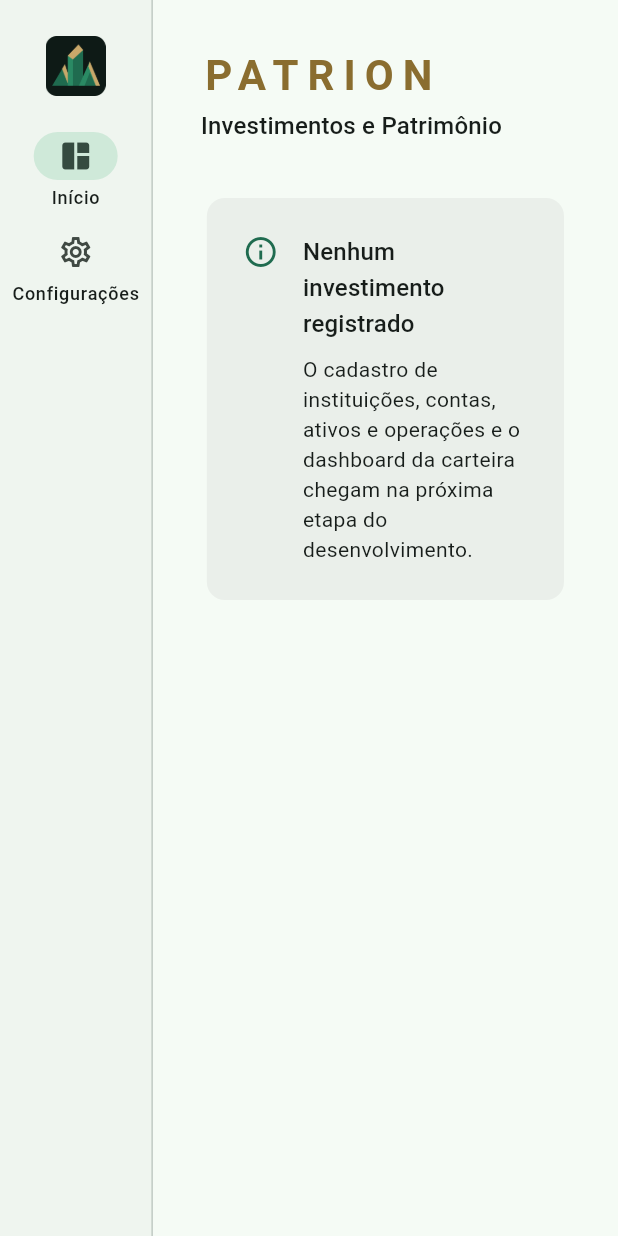
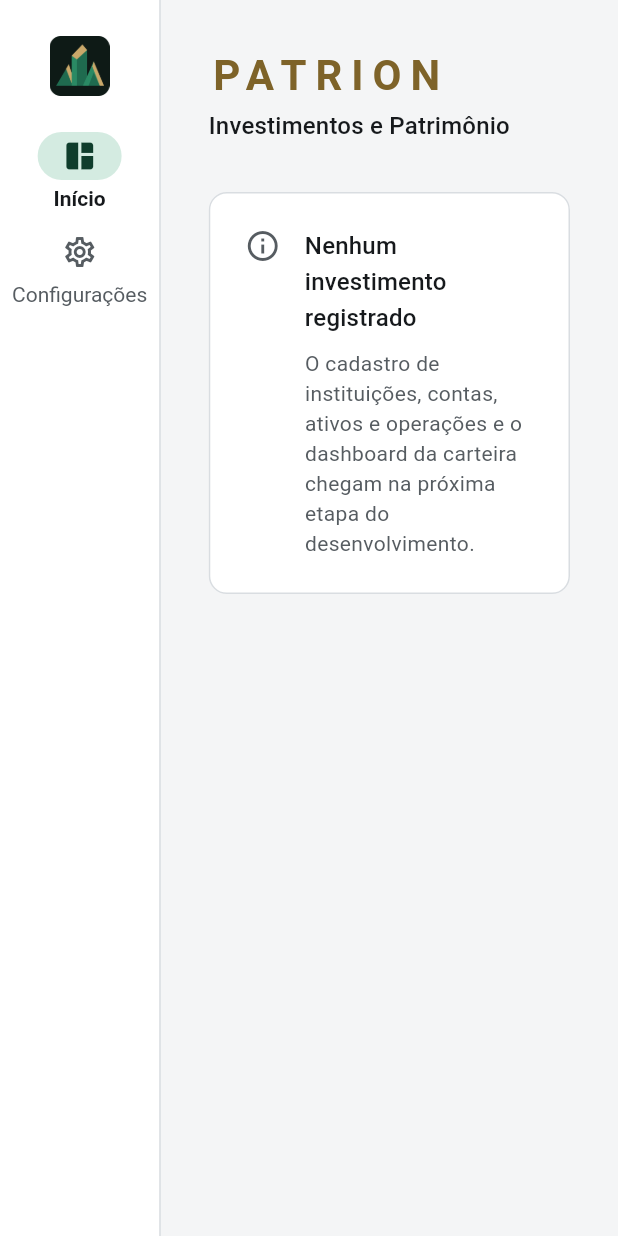
Before and after one commit to LuccaBueno/patrion, a Flutter app: the screen it shows after launch, on a phone screen of 412 x 824 dp. Run offline on Flutter 3.47's test engine with Material 3 defaults, Android fonts, the phone set to English and light mode, and no system bars; our stand-ins replace clock, decimal, drift, flutter_riverpod, go_router; missing offline and left inert: window_manager; accounts and stored records are empty; generated files the repository leaves out were written again.

Commit message:
feat: refaz os temas com fundos neutros e verde só em destaques
Co-Authored-By: Claude Opus 5.5 <noreply@anthropic.com>

```diff
--- a/lib/presentation/screens/home_screen.dart
+++ b/lib/presentation/screens/home_screen.dart
@@ -36,7 +36,7 @@ class HomeScreen extends StatelessWidget {
                   children: [
                     Icon(
                       Icons.info_outline,
-                      color: theme.colorScheme.primary,
+                      color: theme.colorScheme.onSurfaceVariant,
                       semanticLabel: 'Informação',
                     ),
                     const SizedBox(width: 16),
@@ -53,7 +53,9 @@ class HomeScreen extends StatelessWidget {
                             'O cadastro de instituições, contas, ativos e '
                             'operações e o dashboard da carteira chegam na '
                             'próxima etapa do desenvolvimento.',
-                            style: theme.textTheme.bodyMedium,
+                            style: theme.textTheme.bodyMedium?.copyWith(
+                              color: theme.colorScheme.onSurfaceVariant,
+                            ),
                           ),
                         ],
                       ),
--- a/lib/presentation/screens/settings_screen.dart
+++ b/lib/presentation/screens/settings_screen.dart
@@ -110,7 +110,12 @@ class _InfoRow extends StatelessWidget {
         children: [
           SizedBox(
             width: 220,
-            child: Text(label, style: theme.textTheme.bodyMedium),
+            child: Text(
+              label,
+              style: theme.textTheme.bodyMedium?.copyWith(
+                color: theme.colorScheme.onSurfaceVariant,
+              ),
+            ),
           ),
           Expanded(
             child: SelectableText(value, style: theme.textTheme.bodyMedium),
--- a/lib/presentation/theme/app_theme.dart
+++ b/lib/presentation/theme/app_theme.dart
@@ -1,21 +1,61 @@
 import 'package:flutter/material.dart';
 
-/// Paleta da marca (SPEC §16, DECISIONS D-13).
+/// Cores da marca (SPEC §16, DECISIONS D-18).
+///
+/// Elas aparecem em pouco lugar: o esmeralda só em destaques (item
+/// selecionado, botão principal, foco, toggles, links) e o dourado só no
+/// símbolo, no nome PATRION e, no máximo, em um destaque por tela.
 abstract final class BrandColors {
-  /// Verde quase preto: fundo do tema escuro e do símbolo.
-  static const background = Color(0xFF0E1A16);
-
-  /// Verde-esmeralda: cor primária.
+  /// Verde-esmeralda da marca (símbolo, botão principal no tema claro).
   static const emerald = Color(0xFF1F6B4F);
 
-  /// Verde-esmeralda claro: faces iluminadas do símbolo.
-  static const emeraldLight = Color(0xFF2A8A64);
+  /// Dourado da marca. Nunca em texto comum nem em dado.
+  static const gold = Color(0xFFC9A86A);
+}
 
-  /// Dourado: cor de marca, nunca de dado (ganho/perda têm cores próprias).
-  static const gold = Color(0xFFC9A86A);
+/// Tons neutros de cada tema: sem matiz verde (DECISIONS D-18).
+class NeutralPalette {
+  const NeutralPalette({
+    required this.background,
+    required this.surface,
+    required this.surfaceRaised,
+    required this.border,
+    required this.text,
+    required this.textSecondary,
+  });
 
-  /// Marfim: texto sobre o fundo escuro.
-  static const ivory = Color(0xFFF2E9D8);
+  static const dark = NeutralPalette(
+    background: Color(0xFF0F1113),
+    surface: Color(0xFF16191C),
+    surfaceRaised: Color(0xFF1D2125),
+    border: Color(0xFF2A2F34),
+    text: Color(0xFFECEDEE),
+    textSecondary: Color(0xFF9BA1A6),
+  );
+
+  static const light = NeutralPalette(
+    background: Color(0xFFF4F5F6),
+    surface: Color(0xFFFFFFFF),
+    surfaceRaised: Color(0xFFECEEF0),
+    border: Color(0xFFD9DDE1),
+    text: Color(0xFF16191C),
+    textSecondary: Color(0xFF565C61),
+  );
+
+  /// Fundo da janela.
+  final Color background;
+
+  /// Cartões e navegação lateral.
+  final Color surface;
+
+  /// Elementos sobre uma superfície (campos, menus, diálogos).
+  final Color surfaceRaised;
+
+  /// Bordas e divisórias sutis.
+  final Color border;
+
+  final Color text;
+  final Color textSecondary;
 }
 
 /// Cores com significado, ajustadas a cada tema.
@@ -32,26 +72,29 @@ class SemanticColors extends ThemeExtension<SemanticColors> {
   });
 
   static const light = SemanticColors(
-    gain: Color(0xFF1B7F4B),
+    gain: Color(0xFF167A33),
     loss: Color(0xFFB3261E),
     hypothetical: Color(0xFF6A4FB3),
-    brandAccent: Color(0xFF8A6D2F),
+    brandAccent: Color(0xFF7E6329),
   );
 
   static const dark = SemanticColors(
-    gain: Color(0xFF6FD39B),
-    loss: Color(0xFFFF8A80),
+    gain: Color(0xFF4ADE6F),
+    loss: Color(0xFFFF7B72),
     hypothetical: Color(0xFFB9A6F2),
     brandAccent: BrandColors.gold,
   );
 
+  /// Verde de ganho: mais amarelado e saturado que o esmeralda da marca,
+  /// para não ser confundido com um destaque de interface.
   final Color gain;
   final Color loss;
 
   /// Identidade visual das telas de simulação (SPEC §16).
   final Color hypothetical;
 
-  /// Dourado legível no tema (no claro, um tom mais escuro).
+  /// Dourado legível no tema (no claro, um tom mais escuro). Só para o
+  /// símbolo, o nome PATRION e no máximo um destaque por tela.
   final Color brandAccent;
 
   static SemanticColors of(BuildContext context) =>
@@ -83,47 +126,156 @@ class SemanticColors extends ThemeExtension<SemanticColors> {
 }
 
 abstract final class AppTheme {
-  static ThemeData light() {
-    final scheme = ColorScheme.fromSeed(
-      seedColor: BrandColors.emerald,
-      brightness: Brightness.light,
-    ).copyWith(primary: BrandColors.emerald, tertiary: const Color(0xFF8A6D2F));
-    return _base(scheme, SemanticColors.light);
+  /// Esquema do tema escuro. O esmeralda fica mais claro que o da marca para
+  /// ter contraste sobre o fundo quase preto; o texto sobre ele é escuro.
+  static final ColorScheme darkScheme = _scheme(
+    brightness: Brightness.dark,
+    n: NeutralPalette.dark,
+    primary: const Color(0xFF3DAA80),
+    onPrimary: const Color(0xFF0F1113),
+    selection: const Color(0xFF1F6B4F),
+    onSelection: const Color(0xFFECEDEE),
+    error: const Color(0xFFFF7B72),
+    onError: const Color(0xFF0F1113),
+  );
+
+  static final ColorScheme lightScheme = _scheme(
+    brightness: Brightness.light,
+    n: NeutralPalette.light,
+    primary: BrandColors.emerald,
+    onPrimary: const Color(0xFFFFFFFF),
+    selection: const Color(0xFFD4EBE1),
+    onSelection: const Color(0xFF0F3D2C),
+    error: const Color(0xFFB3261E),
+    onError: const Color(0xFFFFFFFF),
+  );
+
+  static ThemeData light() =>
+      _base(lightScheme, NeutralPalette.light, SemanticColors.light);
+
+  static ThemeData dark() =>
+      _base(darkScheme, NeutralPalette.dark, SemanticColors.dark);
+
+  /// Monta o esquema à mão, sem `ColorScheme.fromSeed`: a geração a partir
+  /// da semente tinge fundos e superfícies com a cor da marca.
+  static ColorScheme _scheme({
+    required Brightness brightness,
+    required NeutralPalette n,
+    required Color primary,
+    required Color onPrimary,
+    required Color selection,
+    required Color onSelection,
+    required Color error,
+    required Color onError,
+  }) {
+    return ColorScheme(
+      brightness: brightness,
+      primary: primary,
+      onPrimary: onPrimary,
+      // Indicador do item selecionado, segmento escolhido, chips marcados.
+      primaryContainer: selection,
+      onPrimaryContainer: onSelection,
+      secondary: primary,
+      onSecondary: onPrimary,
+      secondaryContainer: selection,
+      onSecondaryContainer: onSelection,
+      // Terciária neutra: o dourado não entra em componentes automáticos.
+      tertiary: n.textSecondary,
+      onTertiary: n.background,
+      tertiaryContainer: n.surfaceRaised,
+      onTertiaryContainer: n.text,
+      error: error,
+      onError: onError,
+      errorContainer: n.surfaceRaised,
+      onErrorContainer: error,
+      surface: n.background,
+      onSurface: n.text,
+      onSurfaceVariant: n.textSecondary,
+      surfaceDim: n.background,
+      surfaceBright: n.surfaceRaised,
+      surfaceContainerLowest: n.background,
+      surfaceContainerLow: n.surface,
+      surfaceContainer: n.surface,
+      surfaceContainerHigh: n.surfaceRaised,
+      surfaceContainerHighest: n.surfaceRaised,
+      outline: n.border,
+      outlineVariant: n.border,
+      shadow: const Color(0xFF000000),
+      scrim: const Color(0xFF000000),
+      inverseSurface: n.text,
+      onInverseSurface: n.background,
+      inversePrimary: primary,
+      // Sem tinta de elevação: ela também esverdearia as superfícies.
+      surfaceTint: const Color(0x00000000),
+    );
   }
 
-  static ThemeData dark() {
-    final scheme =
-        ColorScheme.fromSeed(
-          seedColor: BrandColors.emerald,
-          brightness: Brightness.dark,
-        ).copyWith(
-          primary: const Color(0xFF7FD3AE),
-          tertiary: BrandColors.gold,
-          surface: BrandColors.background,
-          onSurface: BrandColors.ivory,
-          surfaceContainerLowest: const Color(0xFF0A1411),
-          surfaceContainerLow: const Color(0xFF12211C),
-          surfaceContainer: const Color(0xFF162720),
-          surfaceContainerHigh: const Color(0xFF1B2E27),
-          surfaceContainerHighest: const Color(0xFF21362E),
-        );
-    return _base(scheme, SemanticColors.dark);
-  }
-
-  static ThemeData _base(ColorScheme scheme, SemanticColors semantic) {
+  static ThemeData _base(
+    ColorScheme scheme,
+    NeutralPalette n,
+    SemanticColors semantic,
+  ) {
     return ThemeData(
       colorScheme: scheme,
-      scaffoldBackgroundColor: scheme.surface,
+      scaffoldBackgroundColor: n.background,
+      canvasColor: n.background,
+      dividerColor: n.border,
       visualDensity: VisualDensity.standard,
       extensions: [semantic],
+      dividerTheme: DividerThemeData(color: n.border, space: 1, thickness: 1),
       navigationRailTheme: NavigationRailThemeData(
-        backgroundColor: scheme.surfaceContainerLow,
+        backgroundColor: n.surface,
         indicatorColor: scheme.secondaryContainer,
+        selectedIconTheme: IconThemeData(color: scheme.onSecondaryContainer),
+        unselectedIconTheme: IconThemeData(color: n.textSecondary),
+        selectedLabelTextStyle: TextStyle(
+          color: n.text,
+          fontWeight: FontWeight.w600,
+        ),
+        unselectedLabelTextStyle: TextStyle(color: n.textSecondary),
       ),
       cardTheme: CardThemeData(
         elevation: 0,
-        color: scheme.surfaceContainer,
-        shape: RoundedRectangleBorder(borderRadius: BorderRadius.circular(12)),
+        margin: EdgeInsets.zero,
+        color: n.surface,
+        shape: RoundedRectangleBorder(
+          borderRadius: BorderRadius.circular(12),
+          side: BorderSide(color: n.border),
+        ),
+      ),
+      iconTheme: IconThemeData(color: n.textSecondary),
+      listTileTheme: ListTileThemeData(
+        iconColor: n.textSecondary,
+        subtitleTextStyle: TextStyle(color: n.textSecondary),
+      ),
+      segmentedButtonTheme: SegmentedButtonThemeData(
+        style: ButtonStyle(
+          side: WidgetStatePropertyAll(BorderSide(color: n.border)),
+        ),
+      ),
+      inputDecorationTheme: InputDecorationTheme(
+        filled: true,
+        fillColor: n.surfaceRaised,
+        border: OutlineInputBorder(
+          borderRadius: BorderRadius.circular(8),
+          borderSide: BorderSide(color: n.border),
+        ),
+        enabledBorder: OutlineInputBorder(
+          borderRadius: BorderRadius.circular(8),
+          borderSide: BorderSide(color: n.border),
+        ),
+        focusedBorder: OutlineInputBorder(
+          borderRadius: BorderRadius.circular(8),
+          borderSide: BorderSide(color: scheme.primary, width: 2),
+        ),
+      ),
+      tooltipTheme: TooltipThemeData(
+        decoration: BoxDecoration(
+          color: n.surfaceRaised,
+          borderRadius: BorderRadius.circular(6),
+          border: Border.all(color: n.border),
+        ),
+        textStyle: TextStyle(color: n.text),
       ),
     );
   }
```
Also changed, not shown: 6 other files.
